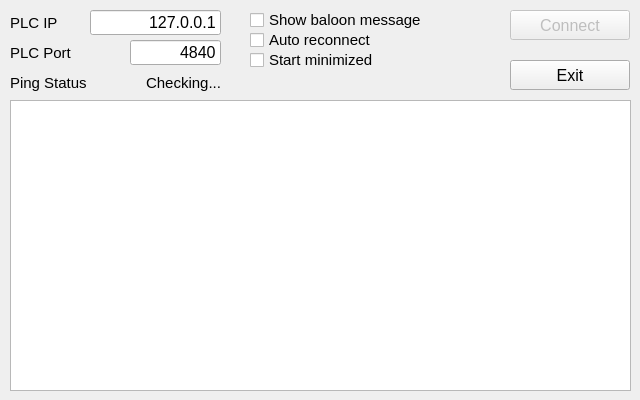
br-automation-com/mappRemoteShell, file Logical/mappRemoteShell/PhythonScript/window.ui: the form before one commit.
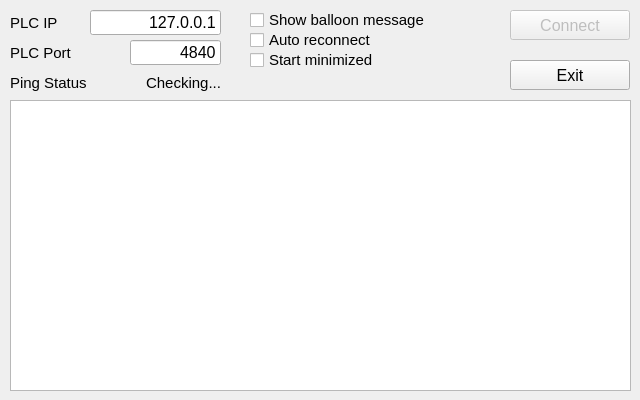
The form after the commit.

```diff
--- a/Logical/mappRemoteShell/PhythonScript/window.ui
+++ b/Logical/mappRemoteShell/PhythonScript/window.ui
@@ -231,7 +231,7 @@
      </font>
     </property>
     <property name="text">
-     <string>Show baloon message</string>
+     <string>Show balloon message</string>
     </property>
    </widget>
    <widget class="QCheckBox" name="chkReconnect">
```
